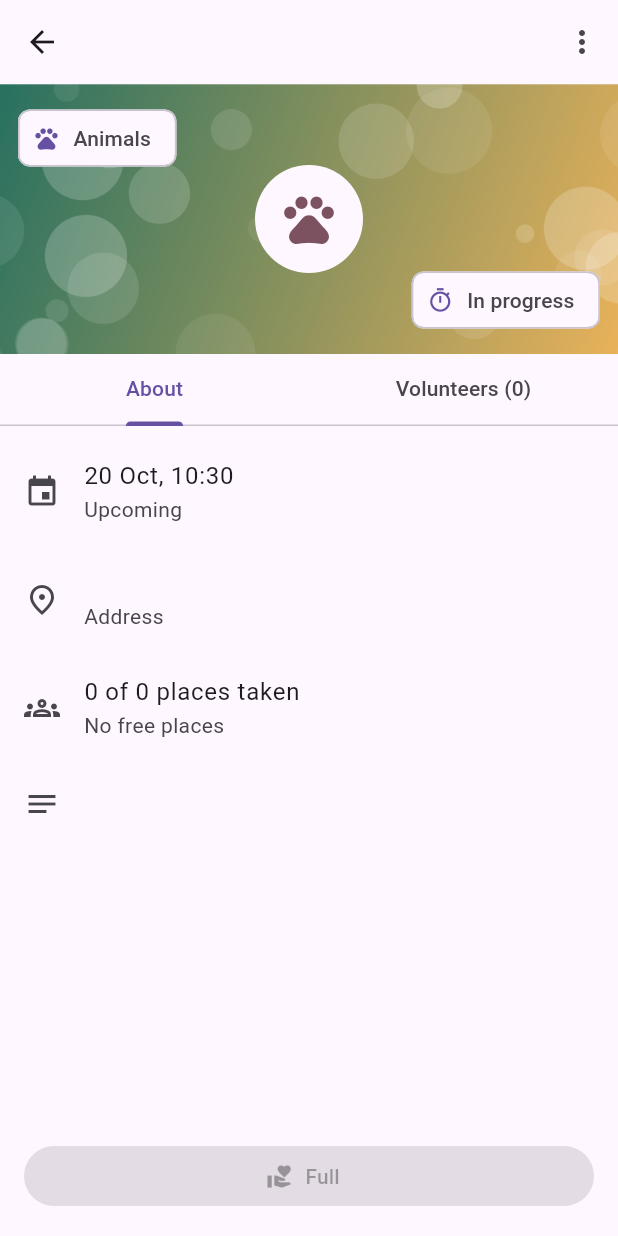
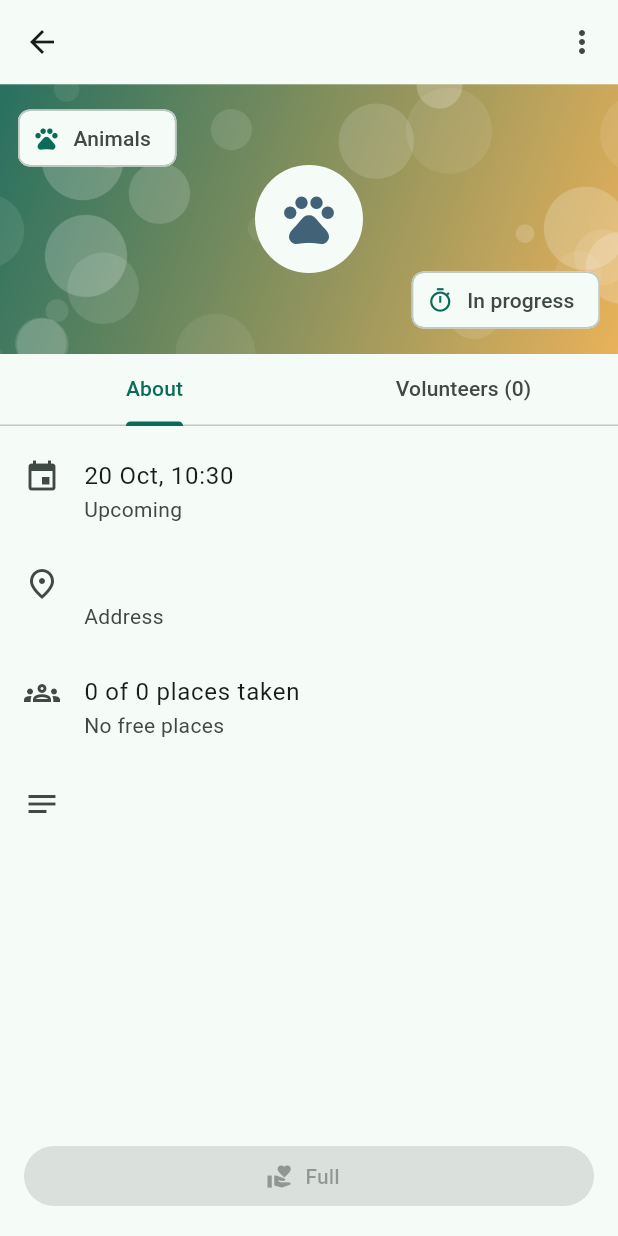
Before and after one commit to dkonakbayev/flutter-2026-daulet, a Flutter app: the DetailScreen screen opened directly with empty values, on a phone screen of 412 x 824 dp. Run offline on Flutter 3.47's test engine with Material 3 defaults, Android fonts, the phone set to English and light mode, and no system bars.

Commit message:
wire up tabs, drawer, routes and theme into the app

```diff
--- a/lab_1/lib/main.dart
+++ b/lab_1/lib/main.dart
@@ -1,16 +1,46 @@
 import 'package:flutter/material.dart';
 
-void main() {
-  runApp(const MainApp());
+import 'routes.dart';
+import 'screens/shell_screen.dart';
+
+void main() => runApp(const MyApp());
+
+class MyApp extends StatefulWidget {
+  const MyApp({super.key});
+
+  @override
+  State<MyApp> createState() => _MyAppState();
 }
 
-class MainApp extends StatelessWidget {
-  const MainApp({super.key});
+class _MyAppState extends State<MyApp> {
+  static const _seed = Color(0xFF2E7D6B);
+
+  ThemeMode _themeMode = ThemeMode.system;
+
+  void _setThemeMode(ThemeMode mode) => setState(() => _themeMode = mode);
 
   @override
   Widget build(BuildContext context) {
-    return const MaterialApp(
-      home: Scaffold(body: Center(child: Text('Hello World!'))),
+    return MaterialApp(
+      title: 'Volunteer Shifts',
+      debugShowCheckedModeBanner: false,
+      theme: ThemeData(colorScheme: ColorScheme.fromSeed(seedColor: _seed)),
+      darkTheme: ThemeData(
+        colorScheme: ColorScheme.fromSeed(
+          seedColor: _seed,
+          brightness: Brightness.dark,
+        ),
+      ),
+      themeMode: _themeMode,
+      initialRoute: Routes.home,
+      routes: {
+        Routes.home: (context) => ShellScreen(
+          themeMode: _themeMode,
+          onThemeModeChanged: _setThemeMode,
+        ),
+      },
+      onGenerateRoute: onGenerateRoute,
+      onUnknownRoute: onUnknownRoute,
     );
   }
 }
--- a/lab_1/lib/screens/detail_screen.dart
+++ b/lab_1/lib/screens/detail_screen.dart
@@ -7,6 +7,7 @@ import '../models/shift.dart';
 import '../routes.dart';
 import '../utils/format.dart';
 import '../widgets/empty_state.dart';
+import '../widgets/icon_tile.dart';
 
 enum _MenuAction { edit, delete }
 
@@ -144,17 +145,11 @@ class _DetailScreenState extends State<DetailScreen> {
               itemBuilder: (context) => const [
                 PopupMenuItem(
                   value: _MenuAction.edit,
-                  child: ListTile(
-                    leading: Icon(Icons.edit_outlined),
-                    title: Text('Edit'),
-                  ),
+                  child: IconTile(icon: Icons.edit_outlined, title: 'Edit'),
                 ),
                 PopupMenuItem(
                   value: _MenuAction.delete,
-                  child: ListTile(
-                    leading: Icon(Icons.delete_outline),
-                    title: Text('Delete'),
-                  ),
+                  child: IconTile(icon: Icons.delete_outline, title: 'Delete'),
                 ),
               ],
             ),
@@ -259,23 +254,23 @@ class _AboutTab extends StatelessWidget {
     return ListView(
       padding: const EdgeInsets.symmetric(vertical: 8),
       children: [
-        ListTile(
-          leading: const Icon(Icons.event),
-          title: Text(formatDateTime(shift.startsAt)),
-          subtitle: Text(shift.isPast ? 'Past' : 'Upcoming'),
+        IconTile(
+          icon: Icons.event,
+          title: formatDateTime(shift.startsAt),
+          subtitle: shift.isPast ? 'Past' : 'Upcoming',
         ),
-        ListTile(
-          leading: Icon(shift.online ? Icons.link : Icons.place_outlined),
-          title: Text(shift.place),
-          subtitle: Text(shift.online ? 'Online — meeting link' : 'Address'),
+        IconTile(
+          icon: shift.online ? Icons.link : Icons.place_outlined,
+          title: shift.place,
+          subtitle: shift.online ? 'Online — meeting link' : 'Address',
         ),
-        ListTile(
-          leading: const Icon(Icons.groups_outlined),
-          title: Text('$taken of ${shift.slots} places taken'),
-          subtitle: Text(free == 0 ? 'No free places' : '$free free'),
+        IconTile(
+          icon: Icons.groups_outlined,
+          title: '$taken of ${shift.slots} places taken',
+          subtitle: free == 0 ? 'No free places' : '$free free',
         ),
         if (shift.notes case final notes?)
-          ListTile(leading: const Icon(Icons.notes), title: Text(notes)),
+          IconTile(icon: Icons.notes, title: notes),
       ],
     );
   }
@@ -302,9 +297,10 @@ class _VolunteersTab extends StatelessWidget {
     return ListView(
       children: shift.volunteers.map((name) {
         final isMe = name.toLowerCase() == me.toLowerCase();
-        return ListTile(
-          leading: Icon(isMe ? Icons.person : Icons.person_outline),
-          title: Text(isMe ? '$name (You)' : name, style: isMe ? bold : null),
+        return IconTile(
+          icon: isMe ? Icons.person : Icons.person_outline,
+          title: isMe ? '$name (You)' : name,
+          titleStyle: isMe ? bold : null,
           tileColor: isMe ? scheme.primaryContainer : null,
         );
       }).toList(),
--- a/lab_1/lib/screens/shift_form_screen.dart
+++ b/lab_1/lib/screens/shift_form_screen.dart
@@ -168,8 +168,9 @@ class _ShiftFormScreenState extends State<ShiftFormScreen> {
 
   String? _validatePlace(String? value) {
     final place = (value ?? '').trim();
-    if (place.isEmpty)
+    if (place.isEmpty) {
       return _online ? 'Enter a meeting link' : 'Enter an address';
+    }
     if (_online && !place.contains('://')) return 'A link must contain ://';
     return null;
   }
--- a/lab_1/lib/utils/format.dart
+++ b/lab_1/lib/utils/format.dart
@@ -25,8 +25,9 @@ String formatDateTime(DateTime d) =>
 
 String formatDuration(Duration d) {
   if (d.inDays >= 1) return '${d.inDays} d ${d.inHours % 24} h';
-  if (d.inHours >= 1)
+  if (d.inHours >= 1) {
     return '${d.inHours} h ${twoDigits(d.inMinutes % 60)} min';
+  }
   if (d.inMinutes >= 1) return '${d.inMinutes} min';
   return 'under a minute';
 }
--- /dev/null
+++ b/lab_1/lib/widgets/icon_tile.dart
@@ -0,0 +1,45 @@
+import 'package:flutter/material.dart';
+
+class IconTile extends StatelessWidget {
+  const IconTile({
+    super.key,
+    required this.icon,
+    required this.title,
+    this.subtitle,
+    this.onTap,
+    this.titleStyle,
+    this.tileColor,
+  });
+
+  final IconData icon;
+  final String title;
+  final String? subtitle;
+  final VoidCallback? onTap;
+  final TextStyle? titleStyle;
+  final Color? tileColor;
+
+  static const _iconGap = 16.0;
+  static const _iconSize = 24.0;
+
+  @override
+  Widget build(BuildContext context) {
+    return ListTile(
+      onTap: onTap,
+      tileColor: tileColor,
+      title: Row(
+        children: [
+          Icon(icon, size: _iconSize),
+          const SizedBox(width: _iconGap),
+          Expanded(child: Text(title, style: titleStyle)),
+        ],
+      ),
+      subtitle: switch (subtitle) {
+        final text? => Padding(
+          padding: const EdgeInsets.only(left: _iconSize + _iconGap),
+          child: Text(text),
+        ),
+        null => null,
+      },
+    );
+  }
+}
```
Also changed, not shown: lab_1/lib/routes.dart (+24 -0 lines), lab_1/lib/screens/not_found_screen.dart (added, +18 -0 lines), lab_1/lib/screens/shell_screen.dart (added, +178 -0 lines), lab_1/lib/widgets/app_drawer.dart (added, +52 -0 lines).
